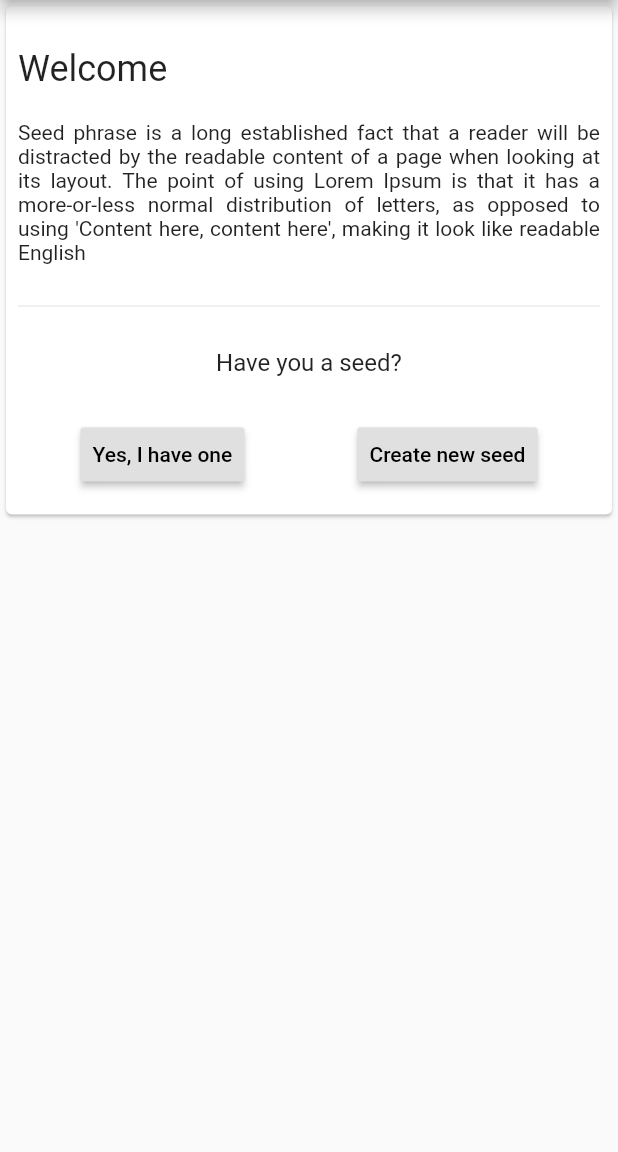
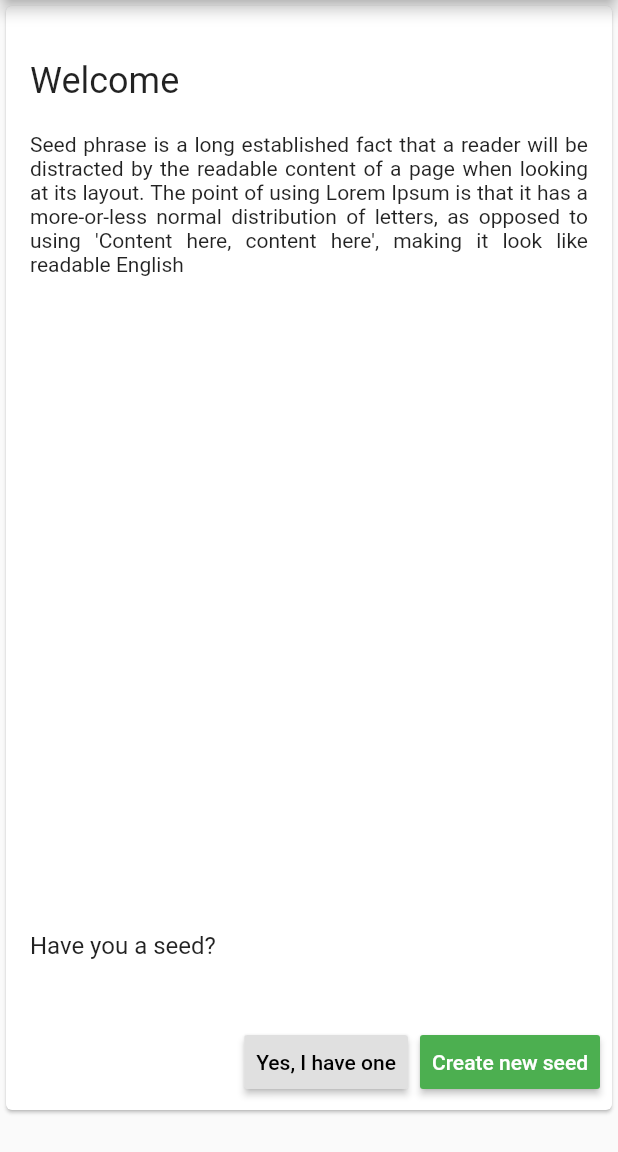
Before and after one commit to dblokhin/contacts, a Flutter app: the screen it shows after launch, on a phone screen of 412 x 824 dp, the part 84-1236 px from its top. Run offline on Flutter 3.47's test engine with Material 2 defaults, Android fonts, the phone set to English and light mode, and no system bars; our stand-ins replace connectivity, rxdart, shared_preferences; missing offline and left inert: seed_encoder.

Commit message:
ui: fix seed wizard

```diff
--- a/lib/screens/wizard.dart
+++ b/lib/screens/wizard.dart
@@ -9,15 +9,16 @@ class WizardScreen extends StatelessWidget {
     return Scaffold(
       appBar: AppBar(title: Text('Privacy Contacts')),
       body: SingleChildScrollView(
-        child: ConstrainedBox(
-          constraints: BoxConstraints.tightForFinite(),
+        child: Container(
+          constraints: BoxConstraints(
+              maxHeight: MediaQuery.of(context).size.height - 80),
           child: Card(
-            child: Padding(
-              padding: const EdgeInsets.all(8.0),
             child: Column(
               mainAxisAlignment: MainAxisAlignment.spaceBetween,
               children: <Widget>[
-                  Column(
+                Padding(
+                  padding: const EdgeInsets.all(16),
+                  child: Column(
                     crossAxisAlignment: CrossAxisAlignment.start,
                     children: <Widget>[
                       SizedBox(height: 20),
@@ -27,21 +28,23 @@ class WizardScreen extends StatelessWidget {
                       SizedBox(height: 20),
                     ],
                   ),
+                ),
                 Column(
-                    //crossAxisAlignment: CrossAxisAlignment.start,
+                  crossAxisAlignment: CrossAxisAlignment.start,
                   children: <Widget>[
-                      Divider(),
                     SizedBox(height: 20),
-                      Text(
+                    Padding(
+                      padding: const EdgeInsets.all(16),
+                      child: Text(
                         lzn.haveYouSeed,
                         style: Theme.of(context).textTheme.subhead,
+                      ),
                     ),
                     SizedBox(height: 20),
                     _actions(context),
                   ],
                 ),
               ],
-              ),
             ),
           ),
         ),
@@ -71,13 +74,14 @@ class WizardScreen extends StatelessWidget {
     final lzn = AppLocalizations.of(context);
 
     return ButtonBar(
-      alignment: MainAxisAlignment.spaceAround,
+      alignment: MainAxisAlignment.end,
       children: <Widget>[
         RaisedButton(
           child: Text(lzn.alreadyHaveSeed),
           onPressed: () => print('have'),
         ),
         RaisedButton(
+          color: Colors.green,
           child: Text(lzn.createNewSeed),
           onPressed: () => print('new seed'),
         )
```
Lines whose indentation alone changed are shown as unchanged.
